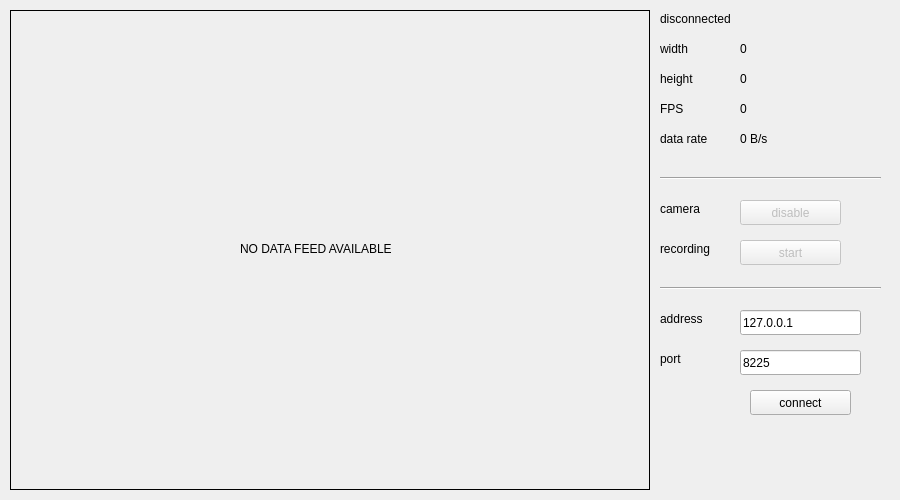
First picture: the form in src/monitor/MonitorWindow.ui, repository jwolf02/RobotCar, before the edit.
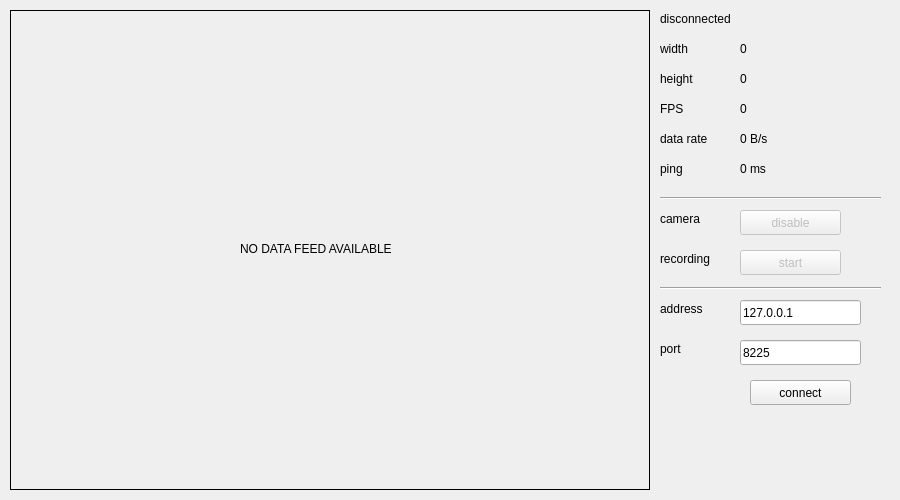
Second picture: the form after the edit.

Commit message: added ping computation

Diff of the .ui file:
```diff
--- a/src/monitor/MonitorWindow.ui
+++ b/src/monitor/MonitorWindow.ui
@@ -107,7 +107,7 @@
     <property name="geometry">
      <rect>
       <x>660</x>
-      <y>200</y>
+      <y>210</y>
       <width>67</width>
       <height>17</height>
      </rect>
@@ -123,7 +123,7 @@
     <property name="geometry">
      <rect>
       <x>740</x>
-      <y>200</y>
+      <y>210</y>
       <width>101</width>
       <height>25</height>
      </rect>
@@ -136,7 +136,7 @@
     <property name="geometry">
      <rect>
       <x>750</x>
-      <y>390</y>
+      <y>380</y>
       <width>101</width>
       <height>25</height>
      </rect>
@@ -152,7 +152,7 @@
     <property name="geometry">
      <rect>
       <x>740</x>
-      <y>240</y>
+      <y>250</y>
       <width>101</width>
       <height>25</height>
      </rect>
@@ -165,7 +165,7 @@
     <property name="geometry">
      <rect>
       <x>660</x>
-      <y>240</y>
+      <y>250</y>
       <width>71</width>
       <height>17</height>
      </rect>
@@ -178,7 +178,7 @@
     <property name="geometry">
      <rect>
       <x>660</x>
-      <y>170</y>
+      <y>190</y>
       <width>221</width>
       <height>16</height>
      </rect>
@@ -256,7 +256,7 @@
     <property name="geometry">
      <rect>
       <x>740</x>
-      <y>310</y>
+      <y>300</y>
       <width>121</width>
       <height>25</height>
      </rect>
@@ -269,7 +269,7 @@
     <property name="geometry">
      <rect>
       <x>660</x>
-      <y>310</y>
+      <y>300</y>
       <width>61</width>
       <height>17</height>
      </rect>
@@ -282,7 +282,7 @@
     <property name="geometry">
      <rect>
       <x>740</x>
-      <y>350</y>
+      <y>340</y>
       <width>121</width>
       <height>25</height>
      </rect>
@@ -295,7 +295,7 @@
     <property name="geometry">
      <rect>
       <x>660</x>
-      <y>350</y>
+      <y>340</y>
       <width>67</width>
       <height>17</height>
      </rect>
@@ -355,6 +355,32 @@
      <string>NO DATA FEED AVAILABLE</string>
     </property>
    </widget>
+   <widget class="QLabel" name="label_10">
+    <property name="geometry">
+     <rect>
+      <x>660</x>
+      <y>160</y>
+      <width>67</width>
+      <height>17</height>
+     </rect>
+    </property>
+    <property name="text">
+     <string>ping</string>
+    </property>
+   </widget>
+   <widget class="QLabel" name="ping">
+    <property name="geometry">
+     <rect>
+      <x>740</x>
+      <y>160</y>
+      <width>67</width>
+      <height>17</height>
+     </rect>
+    </property>
+    <property name="text">
+     <string>0 ms</string>
+    </property>
+   </widget>
    <zorder>label_9</zorder>
    <zorder>status</zorder>
    <zorder>label_2</zorder>
```
Left out of the diff: 2 changed lines with no effect on the pictures. The commit also changes 5 other files.
